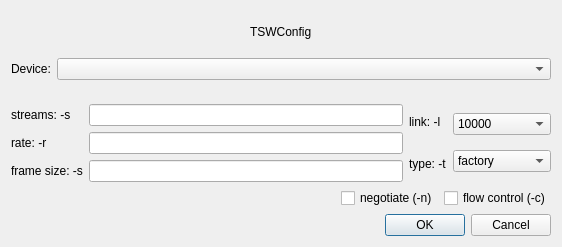
Qt form view/tsw_config.ui (fbarden/TestGen) before a commit.
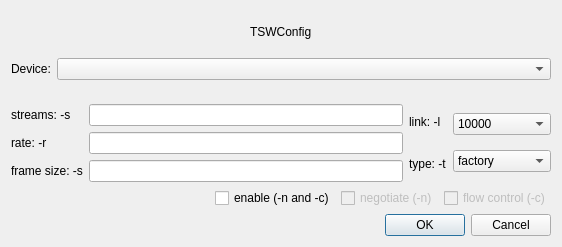
The same form after that commit.

Diff of the .ui file:
```diff
--- a/view/tsw_config.ui
+++ b/view/tsw_config.ui
@@ -199,14 +199,27 @@
       </spacer>
      </item>
      <item>
-      <widget class="QCheckBox" name="checkBox">
+      <widget class="QCheckBox" name="enableCheckBox">
+       <property name="text">
+        <string>enable (-n and -c)</string>
+       </property>
+      </widget>
+     </item>
+     <item>
+      <widget class="QCheckBox" name="negotiateCheckBox">
+       <property name="enabled">
+        <bool>false</bool>
+       </property>
        <property name="text">
         <string>negotiate (-n)</string>
        </property>
       </widget>
      </item>
      <item>
-      <widget class="QCheckBox" name="checkBox_2">
+      <widget class="QCheckBox" name="flowControlCheckBox">
+       <property name="enabled">
+        <bool>false</bool>
+       </property>
        <property name="text">
         <string>flow control (-c)</string>
        </property>
```
Left out of the diff: 40 changed lines with no effect on the pictures.
